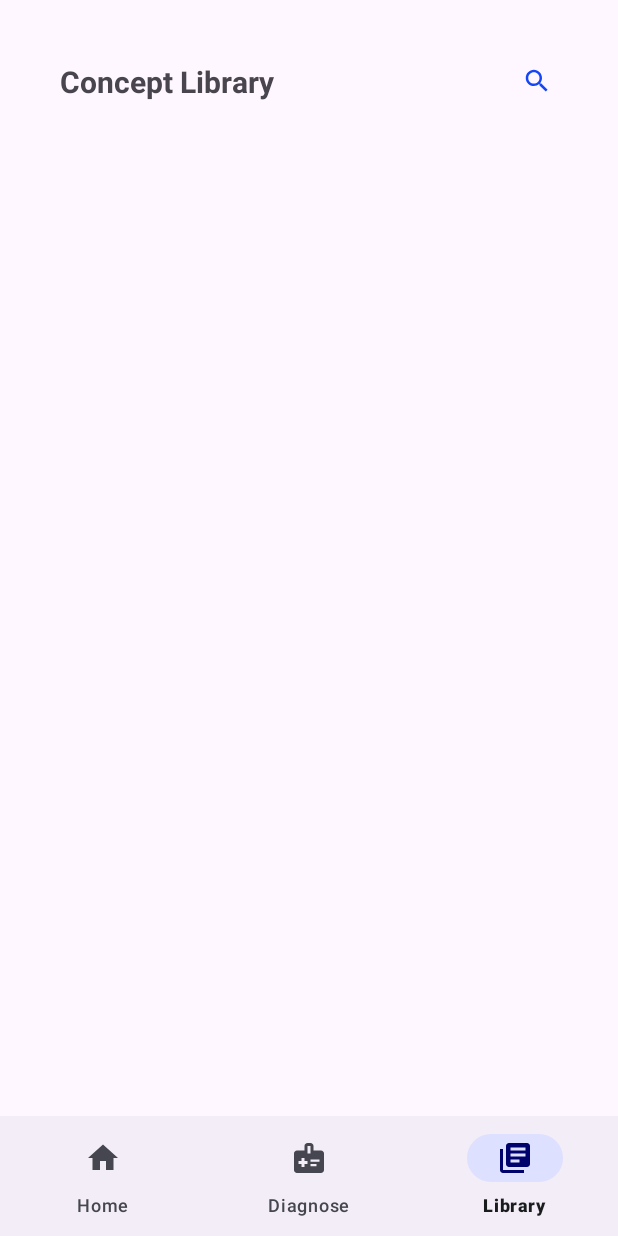
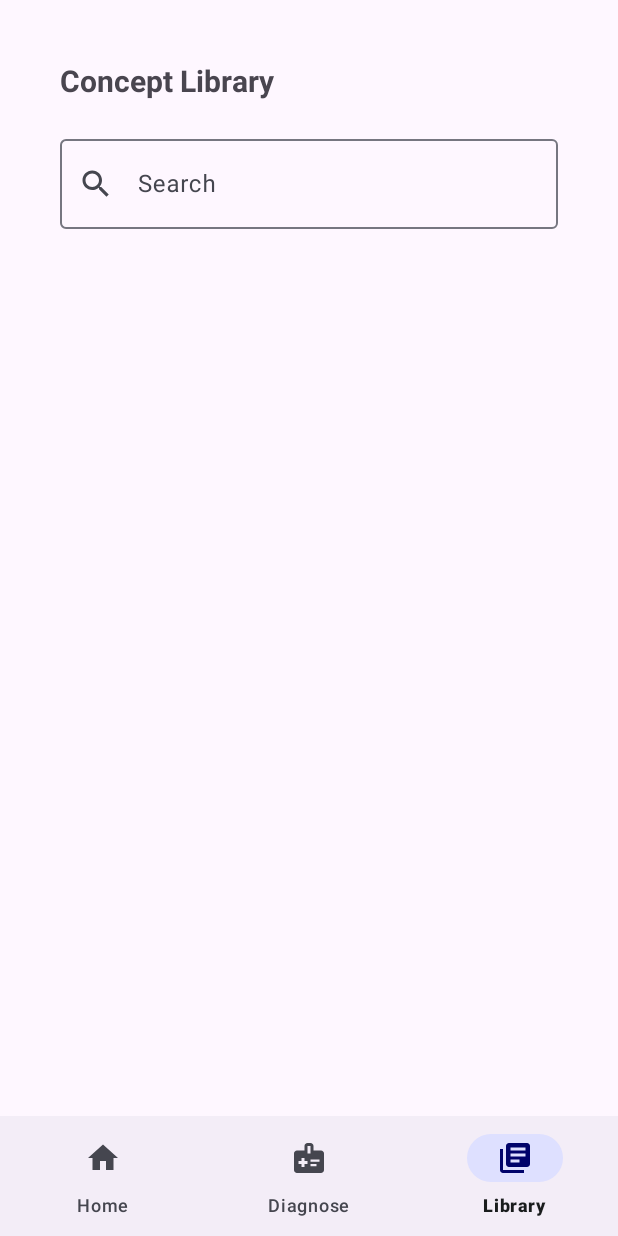
Before and after one commit to viet-data/GTech, an Android app: the LibraryFragment screen opened through its navigation route, on a phone screen of 412 x 824 dp. Run offline under Robolectric (Android 15) with nearby library versions, the phone set to English and light mode, and no system bars; our stand-ins replace Firebase (no records; nobody signed in at launch, a user with empty details on screens opened directly), navigation-ui.

Commit message:
Fix views

```diff
--- a/app/src/main/AndroidManifest.xml
+++ b/app/src/main/AndroidManifest.xml
@@ -6,6 +6,7 @@
         android:largeScreens="true" />
 
     <uses-permission android:name="android.permission.INTERNET"/>
+    <uses-permission android:name="android.permission.ACCESS_NETWORK_STATE" />
 
     <application
         android:allowBackup="true"
@@ -36,7 +37,8 @@
             android:label="@string/title_activity_signup" />
         <activity
             android:name=".ui.splash.SplashActivity"
-            android:exported="true">
+            android:exported="true"
+            android:screenOrientation="portrait">
             <intent-filter>
                 <action android:name="android.intent.action.MAIN" />
 
--- a/app/src/main/res/layout/activity_verify.xml
+++ b/app/src/main/res/layout/activity_verify.xml
@@ -3,6 +3,9 @@
     xmlns:android="http://schemas.android.com/apk/res/android"
     xmlns:app="http://schemas.android.com/apk/res-auto"
     xmlns:tools="http://schemas.android.com/tools">
+    <ScrollView
+        android:layout_width="match_parent"
+        android:layout_height="wrap_content">
         <androidx.constraintlayout.widget.ConstraintLayout
             android:layout_width="match_parent"
             android:layout_height="match_parent"
@@ -66,4 +69,6 @@
                 android:text="Log out"/>
 
         </androidx.constraintlayout.widget.ConstraintLayout>
+    </ScrollView>
+
 </layout>
--- a/app/src/main/res/layout/fragment_diagnose.xml
+++ b/app/src/main/res/layout/fragment_diagnose.xml
@@ -16,8 +16,8 @@
         android:textStyle="bold"
         android:textSize="20dp"
         app:layout_constraintStart_toStartOf="parent"
-        app:layout_constraintTop_toTopOf="@+id/btn_new_diagnosis"
-        app:layout_constraintBottom_toBottomOf="@+id/btn_new_diagnosis"/>
+        app:layout_constraintTop_toTopOf="parent"
+        android:layout_marginTop="40dp"/>
 
     <com.google.android.material.button.MaterialButton
         android:id="@+id/btn_new_diagnosis"
--- a/app/src/main/res/layout/fragment_library.xml
+++ b/app/src/main/res/layout/fragment_library.xml
@@ -8,6 +8,7 @@
     tools:context=".ui.library.LibraryFragment">
 
     <com.google.android.material.textview.MaterialTextView
+        android:id="@+id/txt_library"
         android:layout_width="wrap_content"
         android:layout_height="wrap_content"
         android:layout_marginLeft="40dp"
@@ -15,19 +16,24 @@
         android:textStyle="bold"
         android:textSize="20dp"
         app:layout_constraintStart_toStartOf="parent"
-        app:layout_constraintTop_toTopOf="@+id/btn_search"
-        app:layout_constraintBottom_toBottomOf="@+id/btn_search"/>
+        app:layout_constraintTop_toTopOf="parent"
+        android:layout_marginTop="40dp"
+        />
+    <com.google.android.material.textfield.TextInputLayout
+        android:layout_width="match_parent"
+        android:layout_height="wrap_content"
+        app:layout_constraintTop_toBottomOf="@+id/txt_library"
+        android:layout_marginTop="20dp"
+        android:layout_marginLeft="40dp"
+        android:layout_marginRight="40dp"
+        app:startIconDrawable="@drawable/baseline_search_24"
+        app:endIconMode="clear_text">
 
-    <com.google.android.material.button.MaterialButton
-        android:id="@+id/btn_search"
-        android:layout_marginTop="30dp"
-        android:layout_marginRight="30dp"
-        style="@style/Widget.Material3.Button.IconButton"
-        android:layout_width="wrap_content"
-        android:layout_height="wrap_content"
-        android:text=""
-        app:icon="@drawable/baseline_search_24"
-        app:layout_constraintEnd_toEndOf="parent"
-        app:layout_constraintTop_toTopOf="parent" />
+        <com.google.android.material.textfield.TextInputEditText
+            android:layout_width="match_parent"
+            android:layout_height="60dp"
+            android:hint="Search"
+            />
+    </com.google.android.material.textfield.TextInputLayout>
 
 </androidx.constraintlayout.widget.ConstraintLayout>
```
Also changed, not shown: app/src/main/res/layout/activity_login.xml (+8 -4 lines), app/src/main/res/layout/activity_reset_password.xml (+6 -1 lines), app/src/main/res/layout/activity_signup.xml (+8 -5 lines). Lines whose indentation alone changed are shown as unchanged.
